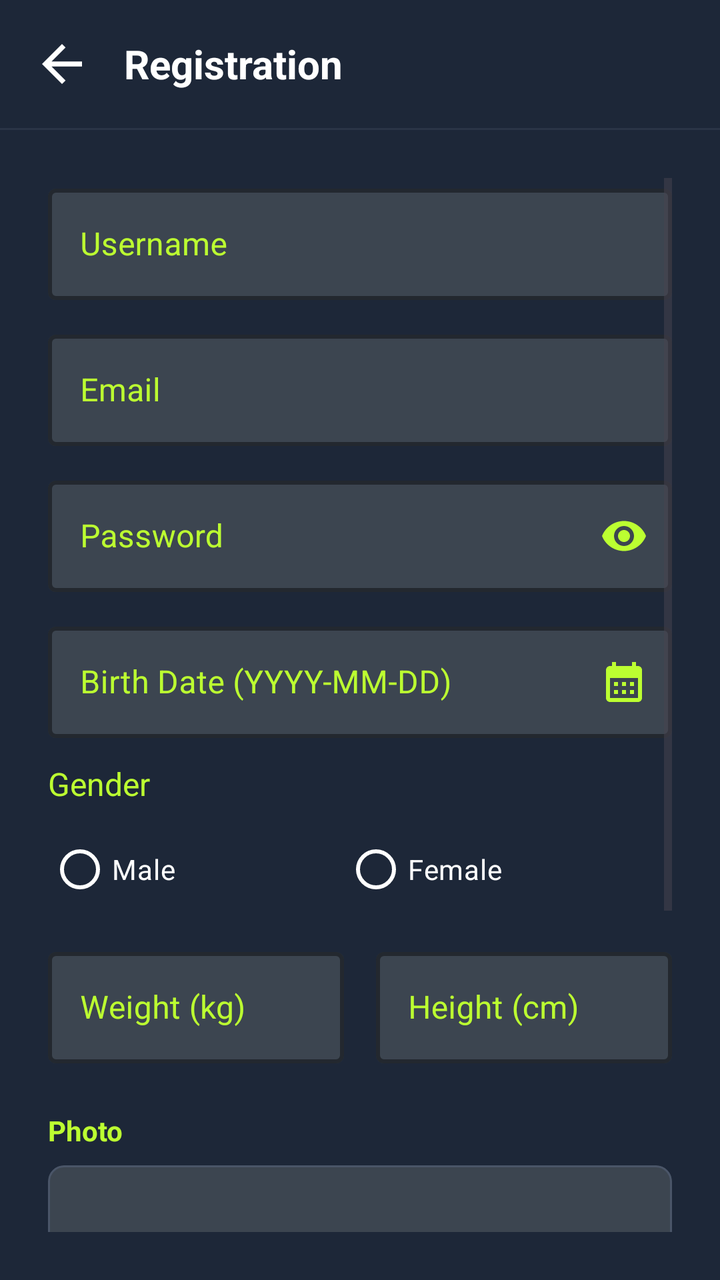
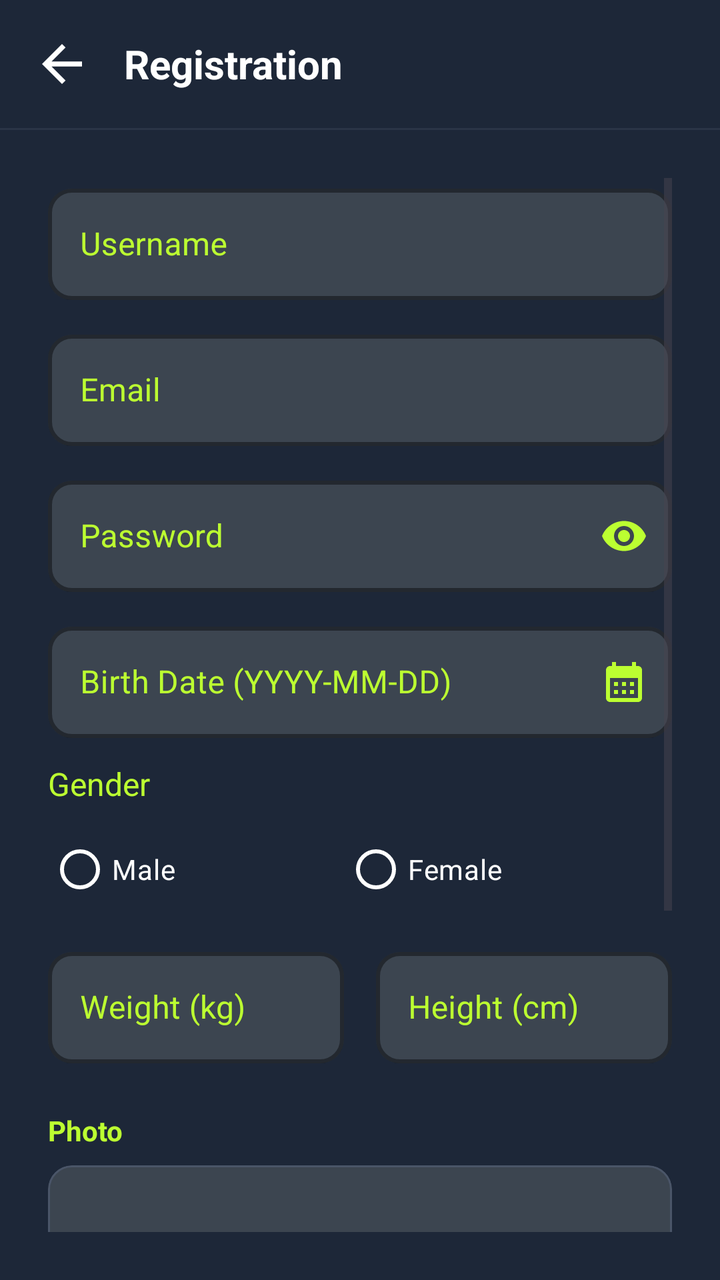

Screens rendered from an Android XML layout before and after an edit, with the pre-edit source and the edit as a unified diff.
<!-- AndroidManifest.xml: application theme Theme.FitHub -->
<!-- res/layout/activity_register.xml -->
<?xml version="1.0" encoding="utf-8"?>
<LinearLayout
    xmlns:android="http://schemas.android.com/apk/res/android"
    xmlns:app="http://schemas.android.com/apk/res-auto"
    android:layout_width="match_parent"
    android:layout_height="match_parent"
    android:orientation="vertical"
    android:background="@color/black_primary">

    
    <RelativeLayout
        android:id="@+id/header_container"
        android:layout_width="match_parent"
        android:layout_height="?attr/actionBarSize"
        android:paddingStart="16dp"
        android:paddingEnd="16dp">

        <ImageButton
            android:id="@+id/btnBack"
            android:layout_width="wrap_content"
            android:layout_height="match_parent"
            android:src="@drawable/ic_arrow_back_white_30dp"
            android:background="?attr/selectableItemBackgroundBorderless"
            app:tint="@color/white"
            android:contentDescription="Go Back"
            android:layout_alignParentStart="true"/>

        <TextView
            android:layout_width="wrap_content"
            android:layout_height="wrap_content"
            android:text="Registration"
            android:layout_toEndOf="@id/btnBack"
            android:layout_centerVertical="true"
            android:layout_marginStart="16dp"
            android:textColor="@color/white"
            android:textSize="20sp"
            android:textStyle="bold"/>

    </RelativeLayout>

    <View
        android:layout_width="match_parent"
        android:layout_height="1dp"
        android:background="@color/grey_stroke"
        android:alpha="0.3"/>

    <ScrollView
        android:layout_width="match_parent"
        android:layout_height="match_parent"
        android:paddingStart="24dp"
        android:paddingEnd="24dp"
        android:paddingTop="24dp"
        android:paddingBottom="24dp">

        <LinearLayout
            android:layout_width="match_parent"
            android:layout_height="wrap_content"
            android:orientation="vertical">

            
            <com.google.android.material.textfield.TextInputLayout
                android:id="@+id/tilUsername"
                android:layout_width="match_parent"
                android:layout_height="wrap_content"
                android:hint="Username"
                style="@style/CustomFloatingHint"
                app:boxStrokeColor="@color/grey_stroke"
                app:boxStrokeWidth="2dp"
                app:boxStrokeWidthFocused="2.5dp"
                app:boxBackgroundColor="@color/dark_surface_light">

                <com.google.android.material.textfield.TextInputEditText
                    android:id="@+id/etUsername"
                    android:layout_width="match_parent"
                    android:layout_height="wrap_content"
                    android:textColor="@color/white"/>
            </com.google.android.material.textfield.TextInputLayout>

            
            <com.google.android.material.textfield.TextInputLayout
                android:id="@+id/tilEmail"
                android:layout_width="match_parent"
                android:layout_height="wrap_content"
                android:hint="Email"
                style="@style/CustomFloatingHint"
                app:boxStrokeColor="@color/primary"
                app:boxStrokeWidth="2dp"
                app:boxStrokeWidthFocused="2.5dp"
                app:boxBackgroundColor="@color/dark_surface_light"
                android:layout_marginTop="12dp">

                <com.google.android.material.textfield.TextInputEditText
                    android:id="@+id/etEmail"
                    android:layout_width="match_parent"
                    android:layout_height="wrap_content"
                    android:inputType="textEmailAddress"
                    android:textColor="@color/white"/>
            </com.google.android.material.textfield.TextInputLayout>

            
            <com.google.android.material.textfield.TextInputLayout
                android:id="@+id/tilPassword"
                android:layout_width="match_parent"
                android:layout_height="wrap_content"
                android:hint="Password"
                style="@style/CustomFloatingHint"
                app:boxStrokeColor="@color/primary"
                app:boxStrokeWidth="2dp"
                app:boxStrokeWidthFocused="2.5dp"
                app:boxBackgroundColor="@color/dark_surface_light"
                app:endIconMode="password_toggle"
                app:endIconTint="@color/primary"
                android:layout_marginTop="12dp">

                <com.google.android.material.textfield.TextInputEditText
                    android:id="@+id/etPassword"
                    android:layout_width="match_parent"
                    android:layout_height="wrap_content"
                    android:inputType="textPassword"
                    android:textColor="@color/white"/>
            </com.google.android.material.textfield.TextInputLayout>

            
            <com.google.android.material.textfield.TextInputLayout
                android:id="@+id/tilBirthDate"
                android:layout_width="match_parent"
                android:layout_height="wrap_content"
                android:hint="Birth Date (YYYY-MM-DD)"
                style="@style/CustomFloatingHint"
                app:boxStrokeColor="@color/primary"
                app:boxStrokeWidth="2dp"
                app:boxStrokeWidthFocused="2.5dp"
                app:boxBackgroundColor="@color/dark_surface_light"
                android:layout_marginTop="12dp"
                app:endIconMode="custom"
                app:endIconDrawable="@drawable/ic_calendar_24dp"
                app:endIconTint="@color/primary">

                <com.google.android.material.textfield.TextInputEditText
                    android:id="@+id/etBirthDate"
                    android:layout_width="match_parent"
                    android:layout_height="wrap_content"
                    android:textColor="@color/white"
                    android:cursorVisible="false"
                    android:focusable="false"
                    android:focusableInTouchMode="false"/>
            </com.google.android.material.textfield.TextInputLayout>

            
            <TextView
                android:layout_width="wrap_content"
                android:layout_height="wrap_content"
                android:text="Gender"
                android:textColor="@color/primary"
                android:textSize="16sp"
                android:layout_marginTop="12dp"/>

            <RadioGroup
                android:id="@+id/rgGender"
                android:layout_width="match_parent"
                android:layout_height="wrap_content"
                android:orientation="horizontal"
                android:layout_marginTop="8dp">

                <RadioButton
                    android:id="@+id/rbMale"
                    android:layout_width="wrap_content"
                    android:layout_height="wrap_content"
                    android:text="Male"
                    android:textColor="@color/white"

                    style="@style/Widget.App.RadioButton" android:layout_weight="1"/>

                <RadioButton
                    android:id="@+id/rbFemale"
                    android:layout_width="wrap_content"
                    android:layout_height="wrap_content"
                    android:text="Female"
                    android:textColor="@color/white"

                    style="@style/Widget.App.RadioButton" android:layout_weight="1"/>
            </RadioGroup>


            
            <LinearLayout
                android:layout_width="match_parent"
                android:layout_height="wrap_content"
                android:orientation="horizontal"
                android:baselineAligned="false"
                android:layout_marginTop="12dp">

                <com.google.android.material.textfield.TextInputLayout
                    android:id="@+id/tilWeight"
                    android:layout_width="0dp"
                    android:layout_height="wrap_content"
                    android:hint="Weight (kg)"
                    style="@style/CustomFloatingHint"
                    app:boxStrokeColor="@color/primary"
                    app:boxStrokeWidth="2dp"
                    app:boxStrokeWidthFocused="2.5dp"
                    app:boxBackgroundColor="@color/dark_surface_light"
                    android:layout_weight="1"
                    android:layout_marginEnd="8dp">

                    <com.google.android.material.textfield.TextInputEditText
                        android:id="@+id/etWeight"
                        android:layout_width="match_parent"
                        android:layout_height="wrap_content"
                        android:inputType="numberDecimal"
                        android:textColor="@color/white"/>
                </com.google.android.material.textfield.TextInputLayout>

                <com.google.android.material.textfield.TextInputLayout
                    android:id="@+id/tilHeight"
                    android:layout_width="0dp"
                    android:layout_height="wrap_content"
                    android:hint="Height (cm)"
                    style="@style/CustomFloatingHint"
                    app:boxStrokeColor="@color/primary"
                    app:boxStrokeWidth="2dp"
                    app:boxStrokeWidthFocused="2.5dp"
                    app:boxBackgroundColor="@color/dark_surface_light"
                    android:layout_weight="1"
                    android:layout_marginStart="8dp">

                    <com.google.android.material.textfield.TextInputEditText
                        android:id="@+id/etHeight"
                        android:layout_width="match_parent"
                        android:layout_height="wrap_content"
                        android:inputType="numberDecimal"
                        android:textColor="@color/white"/>
                </com.google.android.material.textfield.TextInputLayout>
            </LinearLayout>


            
            <TextView
                android:layout_width="wrap_content"
                android:layout_height="wrap_content"
                android:text="Photo"
                android:textColor="@color/primary"
                android:layout_marginTop="24dp"
                android:textStyle="bold"/>

            <com.google.android.material.card.MaterialCardView
                android:id="@+id/cvPhotoUpload"
                android:layout_width="match_parent"
                android:layout_height="120dp"
                android:layout_marginTop="8dp"
                app:cardBackgroundColor="@color/dark_surface_light"
                app:strokeColor="@color/grey_stroke"
                app:strokeWidth="1dp"
                app:cardCornerRadius="8dp"
                android:clickable="true"
                android:focusable="true">

                <LinearLayout
                    android:layout_width="match_parent"
                    android:layout_height="match_parent"
                    android:gravity="center"
                    android:orientation="horizontal"
                    android:padding="16dp">

                    <ImageView
                        android:id="@+id/ivProfilePicture"
                        android:layout_width="32dp"
                        android:layout_height="32dp"
                        android:src="@drawable/ic_arrow_circle_up"
                        android:contentDescription="Upload Photo Icon"/>

                    <TextView
                        android:layout_width="wrap_content"
                        android:layout_height="wrap_content"
                        android:layout_marginStart="16dp"
                        android:text="Drop your beautiful photo here"
                        android:textStyle="bold"
                        android:textColor="@color/grey_text"
                        android:textSize="16sp"/>
                </LinearLayout>
            </com.google.android.material.card.MaterialCardView>

            
            <CheckBox
                android:id="@+id/cbAcceptTerms"
                android:layout_width="match_parent"
                android:layout_height="wrap_content"
                android:layout_marginTop="16dp"
                android:text="@string/check_box_terms"
                android:textColor="@color/white"
                style="@style/Widget.App.CheckBox"
                android:paddingStart="4dp"
                android:paddingEnd="4dp"/>

            
            <com.google.android.material.button.MaterialButton
                android:id="@+id/btnRegister"
                android:layout_width="match_parent"
                android:layout_height="wrap_content"
                android:text="Sign Up"
                android:textStyle="bold"
                android:backgroundTint="@color/primary"
                android:textColor="@color/black_primary"
                android:layout_marginTop="24dp"/>

            
            <TextView
                android:id="@+id/tvGoLogin"
                android:layout_width="wrap_content"
                android:layout_height="wrap_content"
                android:text="@string/login_link"
                android:textColor="@color/white"
                android:layout_marginTop="16dp"
                android:layout_marginBottom="16dp"
                android:layout_gravity="center_horizontal"
                android:textSize="16sp"/>
        </LinearLayout>
    </ScrollView>

</LinearLayout>
<!-- resources referenced by this layout -->
<resources>
  <color name="black_primary">#1d2738</color>
  <color name="dark_surface_light">#3C4550</color>
  <color name="grey_stroke">#4A5568</color>
  <color name="grey_text">#94978F</color>
  <color name="primary">#BCFF31</color>
  <color name="white">#FFFFFF</color>
  <!-- drawable ic_arrow_back_white_30dp (drawable) -->
  <vector xmlns:android="http://schemas.android.com/apk/res/android" android:height="30dp" android:viewportHeight="960" android:viewportWidth="960" android:width="30dp">
        
      <path android:fillColor="#FFFFFF" android:pathData="m313,520 l224,224 -57,56 -320,-320 320,-320 57,56 -224,224h487v80L313,520Z"/>
      
  </vector>
  <!-- drawable ic_calendar_24dp (drawable) -->
  <vector xmlns:android="http://schemas.android.com/apk/res/android" android:height="24dp" android:tint="#000000" android:viewportHeight="24" android:viewportWidth="24" android:width="24dp">
        
      <path android:fillColor="@android:color/white" android:pathData="M19,4h-1V2h-2v2H8V2H6v2H5C3.89,4 3.01,4.9 3.01,6L3,20c0,1.1 0.89,2 2,2h14c1.1,0 2,-0.9 2,-2V6C21,4.9 20.1,4 19,4zM19,20H5V10h14V20zM9,14H7v-2h2V14zM13,14h-2v-2h2V14zM17,14h-2v-2h2V14zM9,18H7v-2h2V18zM13,18h-2v-2h2V18zM17,18h-2v-2h2V18z"/>
      
  </vector>
  <string name="check_box_terms">
          By clicking Sign Up, you agree to our <font color="#BCFF31">Privacy Policy</font> and <font color="#BCFF31">Terms of Use</font>
      </string>
  <string name="login_link">
          You already a part of the club? <font color="#BCFF31"><b>Login</b></font>
      </string>
  <style name="CustomFloatingHint" parent="Widget.MaterialComponents.TextInputLayout.OutlinedBox">
          <item name="hintTextColor">@color/hint_color</item>
  
          <item name="android:textColorHint">@color/hint_color</item>
      </style>
  <style name="Widget.App.CheckBox" parent="Widget.Material3.CompoundButton.CheckBox">
          <item name="buttonTint">@color/checkbox_box_tint</item>
  
          <item name="buttonIconTint">@color/checkbox_icon_tint</item>
      </style>
  <style name="Widget.App.RadioButton" parent="Widget.Material3.CompoundButton.RadioButton">
          <item name="buttonTint">@color/radio_button_tint</item>
      </style>
  <style name="Theme.FitHub" parent="Base.Theme.FitHub">
          <item name="snackbarStyle">@style/Widget.App.Snackbar</item>
          <item name="snackbarButtonStyle">@style/Widget.App.SnackbarButton</item>
      </style>
  <style name="Base.Theme.FitHub" parent="Theme.Material3.DayNight.NoActionBar">
          
          <item name="colorPrimary">@color/primary</item>
          <item name="colorPrimaryVariant">@color/primary</item>
          <item name="colorOnPrimary">@color/black_primary</item>
          
          <item name="colorSecondary">@color/secondary</item>
          <item name="colorSecondaryVariant">@color/red</item>
          <item name="colorOnSecondary">@color/dark_card</item>
  
          
          <item name="android:statusBarColor">?attr/colorPrimaryVariant</item>
  
          
      </style>
  <style name="Widget.App.Snackbar" parent="Widget.Material3.Snackbar">
          <item name="materialThemeOverlay">@style/ThemeOverlay.App.Snackbar</item>
      </style>
  <style name="Widget.App.SnackbarButton" parent="Widget.Material3.Button.TextButton.Snackbar">
          <item name="android:textColor">@color/white</item>
      </style>
  <color name="secondary">#2563EB</color>
  <color name="red">#e83937</color>
  <color name="dark_card">#1B1C19</color>
  <style name="ThemeOverlay.App.Snackbar" parent="">
          <item name="colorOnSurfaceInverse">@color/black_primary</item>
      </style>
  <!-- unchanged entries left out for length: 1 -->
</resources>

<!-- the commit's change to res/layout/activity_register.xml (unified diff, before → after) -->
@@ -64,8 +64,12 @@
                 android:layout_height="wrap_content"
                 android:hint="Username"
                 style="@style/CustomFloatingHint"
-                app:boxStrokeColor="@color/grey_stroke"
+                app:boxStrokeColor="@color/primary"
                 app:boxStrokeWidth="2dp"
+                app:boxCornerRadiusTopStart="12dp"
+                app:boxCornerRadiusTopEnd="12dp"
+                app:boxCornerRadiusBottomEnd="12dp"
+                app:boxCornerRadiusBottomStart="12dp"
                 app:boxStrokeWidthFocused="2.5dp"
                 app:boxBackgroundColor="@color/dark_surface_light">
 
@@ -85,6 +89,10 @@
                 style="@style/CustomFloatingHint"
                 app:boxStrokeColor="@color/primary"
                 app:boxStrokeWidth="2dp"
+                app:boxCornerRadiusTopStart="12dp"
+                app:boxCornerRadiusTopEnd="12dp"
+                app:boxCornerRadiusBottomEnd="12dp"
+                app:boxCornerRadiusBottomStart="12dp"
                 app:boxStrokeWidthFocused="2.5dp"
                 app:boxBackgroundColor="@color/dark_surface_light"
                 android:layout_marginTop="12dp">
@@ -106,6 +114,10 @@
                 style="@style/CustomFloatingHint"
                 app:boxStrokeColor="@color/primary"
                 app:boxStrokeWidth="2dp"
+                app:boxCornerRadiusTopStart="12dp"
+                app:boxCornerRadiusTopEnd="12dp"
+                app:boxCornerRadiusBottomEnd="12dp"
+                app:boxCornerRadiusBottomStart="12dp"
                 app:boxStrokeWidthFocused="2.5dp"
                 app:boxBackgroundColor="@color/dark_surface_light"
                 app:endIconMode="password_toggle"
@@ -129,6 +141,10 @@
                 style="@style/CustomFloatingHint"
                 app:boxStrokeColor="@color/primary"
                 app:boxStrokeWidth="2dp"
+                app:boxCornerRadiusTopStart="12dp"
+                app:boxCornerRadiusTopEnd="12dp"
+                app:boxCornerRadiusBottomEnd="12dp"
+                app:boxCornerRadiusBottomStart="12dp"
                 app:boxStrokeWidthFocused="2.5dp"
                 app:boxBackgroundColor="@color/dark_surface_light"
                 android:layout_marginTop="12dp"
@@ -201,6 +217,10 @@
                     app:boxStrokeWidthFocused="2.5dp"
                     app:boxBackgroundColor="@color/dark_surface_light"
                     android:layout_weight="1"
+                    app:boxCornerRadiusTopStart="12dp"
+                    app:boxCornerRadiusTopEnd="12dp"
+                    app:boxCornerRadiusBottomEnd="12dp"
+                    app:boxCornerRadiusBottomStart="12dp"
                     android:layout_marginEnd="8dp">
 
                     <com.google.android.material.textfield.TextInputEditText
@@ -222,6 +242,10 @@
                     app:boxStrokeWidthFocused="2.5dp"
                     app:boxBackgroundColor="@color/dark_surface_light"
                     android:layout_weight="1"
+                    app:boxCornerRadiusTopStart="12dp"
+                    app:boxCornerRadiusTopEnd="12dp"
+                    app:boxCornerRadiusBottomEnd="12dp"
+                    app:boxCornerRadiusBottomStart="12dp"
                     android:layout_marginStart="8dp">
 
                     <com.google.android.material.textfield.TextInputEditText
@@ -251,7 +275,7 @@
                 app:cardBackgroundColor="@color/dark_surface_light"
                 app:strokeColor="@color/grey_stroke"
                 app:strokeWidth="1dp"
-                app:cardCornerRadius="8dp"
+                app:cardCornerRadius="12dp"
                 android:clickable="true"
                 android:focusable="true">
 
